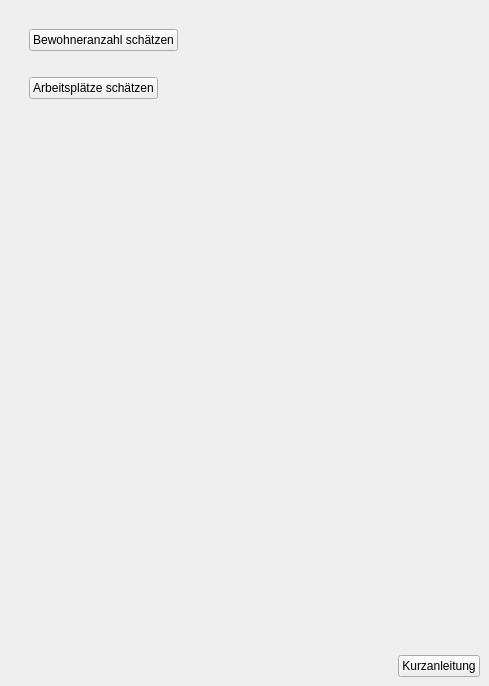
Qt form projektchecktools/ui/ProjektCheck_dockwidget_analysis_01-BA.ui (projektcheck/ProjektCheck-QGIS) before a commit.
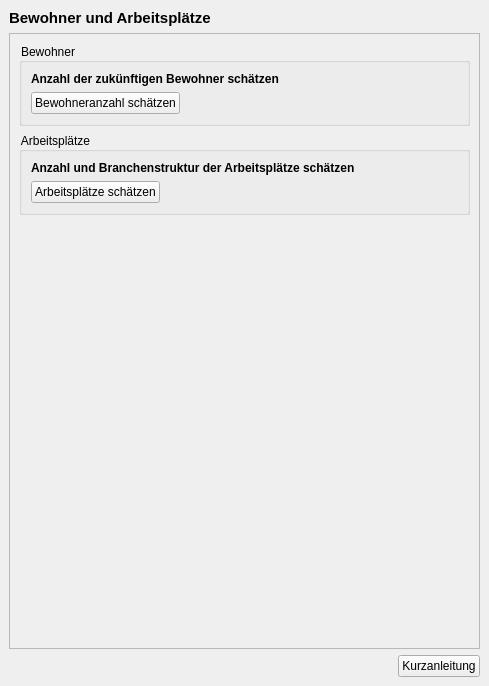
The same form after that commit. Icons and pictures are not drawn. Custom widgets are drawn as their Qt base class.

Commit message: UI improvements (consistent design, formatting etc...)

What changed in the file:
```diff
--- a/projektchecktools/ui/ProjektCheck_dockwidget_analysis_01-BA.ui
+++ b/projektchecktools/ui/ProjektCheck_dockwidget_analysis_01-BA.ui
@@ -14,7 +14,13 @@
    <enum>Qt::LeftToRight</enum>
   </property>
   <property name="styleSheet">
-   <string notr="true">QToolBox:tab {
+   <string notr="true">QgsCollapsibleGroupBox{
+font: bold 10pt ;
+}
+QFrame{
+	/*background: rgb(245, 245, 245);*/
+}
+QToolBox:tab {
 	font: bold 10pt ;
     color: Grey;
 }
@@ -58,39 +64,58 @@
   <widget class="QWidget" name="dockWidgetContents">
    <layout class="QVBoxLayout" name="verticalLayout">
     <item>
-     <spacer name="verticalSpacer_2">
-      <property name="orientation">
-       <enum>Qt::Vertical</enum>
+     <widget class="QLabel" name="label">
+      <property name="font">
+       <font>
+        <pointsize>11</pointsize>
+        <weight>75</weight>
+        <bold>true</bold>
+       </font>
       </property>
-      <property name="sizeType">
-       <enum>QSizePolicy::Fixed</enum>
+      <property name="text">
+       <string>Bewohner und Arbeitsplätze</string>
       </property>
-      <property name="sizeHint" stdset="0">
-       <size>
-        <width>20</width>
-        <height>20</height>
-       </size>
+     </widget>
+    </item>
+    <item>
+     <widget class="QScrollArea" name="scrollArea">
+      <property name="widgetResizable">
+       <bool>true</bool>
       </property>
-     </spacer>
+      <widget class="QWidget" name="scrollAreaWidgetContents">
+       <property name="geometry">
+        <rect>
+         <x>0</x>
+         <y>0</y>
+         <width>469</width>
+         <height>588</height>
+        </rect>
+       </property>
+       <layout class="QVBoxLayout" name="verticalLayout_2">
+        <item>
+         <widget class="QgsCollapsibleGroupBox" name="mGroupBox">
+          <property name="title">
+           <string>Bewohner</string>
+          </property>
+          <property name="collapsed">
+           <bool>true</bool>
+          </property>
+          <layout class="QVBoxLayout" name="verticalLayout_3">
+           <item>
+            <widget class="QLabel" name="label_2">
+             <property name="font">
+              <font>
+               <weight>75</weight>
+               <bold>true</bold>
+              </font>
+             </property>
+             <property name="text">
+              <string>Anzahl der zukünftigen Bewohner schätzen</string>
+             </property>
+            </widget>
     </item>
     <item>
      <layout class="QHBoxLayout" name="horizontalLayout_2">
-      <item>
-       <spacer name="horizontalSpacer_5">
-        <property name="orientation">
-         <enum>Qt::Horizontal</enum>
-        </property>
-        <property name="sizeType">
-         <enum>QSizePolicy::Fixed</enum>
-        </property>
-        <property name="sizeHint" stdset="0">
-         <size>
-          <width>20</width>
-          <height>20</height>
-         </size>
-        </property>
-       </spacer>
-      </item>
       <item>
        <widget class="QPushButton" name="inhabitants_button">
         <property name="sizePolicy">
@@ -129,40 +154,33 @@
       </item>
      </layout>
     </item>
+          </layout>
+         </widget>
+        </item>
     <item>
-     <spacer name="verticalSpacer">
-      <property name="orientation">
-       <enum>Qt::Vertical</enum>
-      </property>
-      <property name="sizeType">
-       <enum>QSizePolicy::Fixed</enum>
-      </property>
-      <property name="sizeHint" stdset="0">
-       <size>
-        <width>20</width>
-        <height>20</height>
-       </size>
-      </property>
-     </spacer>
+         <widget class="QgsCollapsibleGroupBox" name="mGroupBox_2">
+          <property name="title">
+           <string>Arbeitsplätze</string>
+          </property>
+          <property name="collapsed">
+           <bool>true</bool>
+          </property>
+          <layout class="QVBoxLayout" name="verticalLayout_4">
+           <item>
+            <widget class="QLabel" name="label_3">
+             <property name="font">
+              <font>
+               <weight>75</weight>
+               <bold>true</bold>
+              </font>
+             </property>
+             <property name="text">
+              <string>Anzahl und Branchenstruktur der Arbeitsplätze schätzen</string>
+             </property>
+            </widget>
     </item>
     <item>
      <layout class="QHBoxLayout" name="horizontalLayout_3">
-      <item>
-       <spacer name="horizontalSpacer_4">
-        <property name="orientation">
-         <enum>Qt::Horizontal</enum>
-        </property>
-        <property name="sizeType">
-         <enum>QSizePolicy::Fixed</enum>
-        </property>
-        <property name="sizeHint" stdset="0">
-         <size>
-          <width>20</width>
-          <height>20</height>
-         </size>
-        </property>
-       </spacer>
-      </item>
       <item>
        <widget class="QPushButton" name="jobs_button">
         <property name="sizePolicy">
@@ -204,6 +222,9 @@
       </item>
      </layout>
     </item>
+          </layout>
+         </widget>
+        </item>
     <item>
      <spacer name="verticalSpacer_4">
       <property name="orientation">
@@ -212,10 +233,14 @@
       <property name="sizeHint" stdset="0">
        <size>
         <width>20</width>
-        <height>40</height>
+            <height>519</height>
        </size>
       </property>
      </spacer>
+        </item>
+       </layout>
+      </widget>
+     </widget>
     </item>
     <item>
      <layout class="QHBoxLayout" name="horizontalLayout">
@@ -260,6 +285,14 @@
    </layout>
   </widget>
  </widget>
+ <customwidgets>
+  <customwidget>
+   <class>QgsCollapsibleGroupBox</class>
+   <extends>QGroupBox</extends>
+   <header>qgscollapsiblegroupbox.h</header>
+   <container>1</container>
+  </customwidget>
+ </customwidgets>
  <resources/>
  <connections/>
 </ui>
```
Left out of the diff: 2 changed lines with no effect on the pictures. Lines whose indentation alone changed are shown as unchanged. The commit also changes 3 other files.
